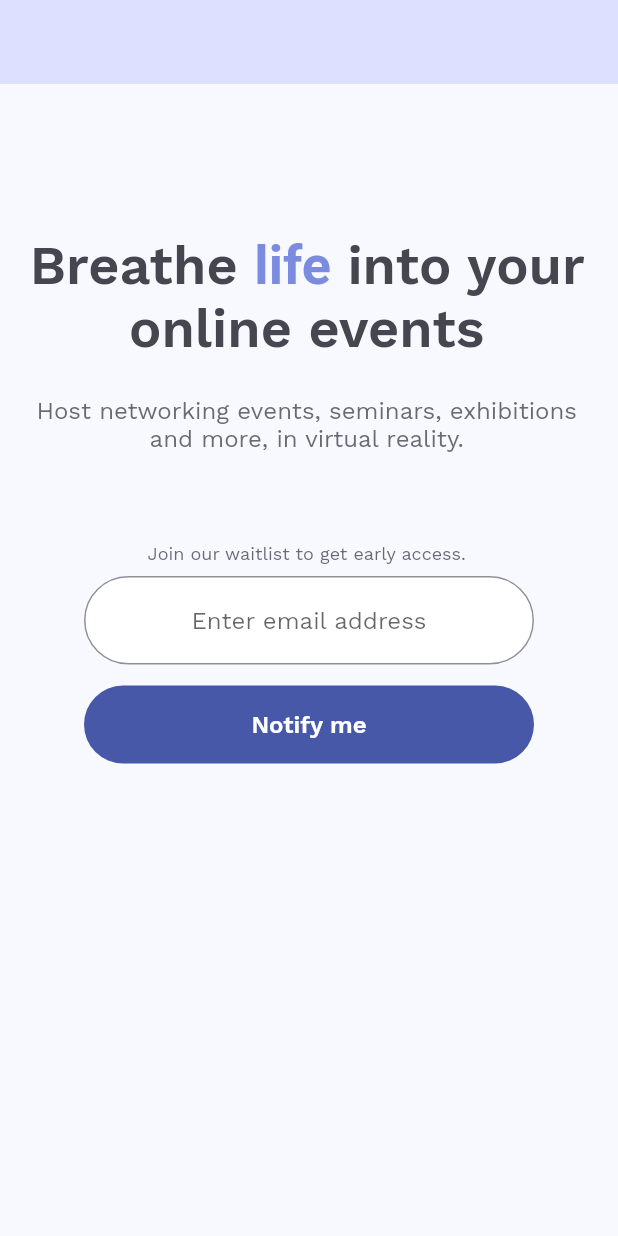
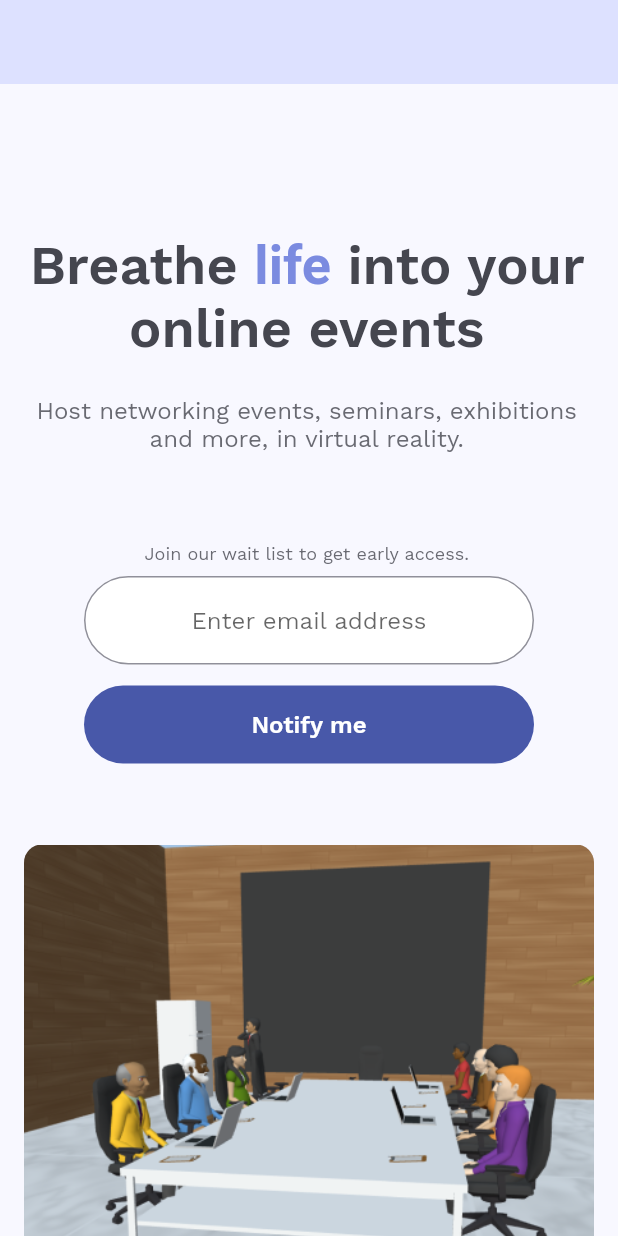
Before and after one commit to cervonwong/vrmeet_website, a Flutter app: the screen it shows after launch, on a phone screen of 412 x 824 dp. Run offline on Flutter 3.47's test engine with Material 2 defaults, Android fonts, the phone set to English and light mode, and no system bars; our stand-ins replace google_fonts.

Commit message:
Include image in landing page

```diff
--- a/lib/main.dart
+++ b/lib/main.dart
@@ -94,7 +94,7 @@ class Home extends StatelessWidget {
                 crossAxisAlignment: CrossAxisAlignment.stretch,
                 children: [
                   SelectableText(
-                    'Join our waitlist to get early access.',
+                    'Join our wait list to get early access.',
                     textAlign: TextAlign.center,
                     style: GoogleFonts.workSans(
                       fontSize: 12.0,
@@ -183,6 +183,19 @@ class Home extends StatelessWidget {
               ),
             ),
           ),
+          const SizedBox(height: 48.0),
+          Padding(
+            padding: EdgeInsets.symmetric(
+              horizontal: LayoutCalculator.margin(context: context),
+            ),
+            child: ClipRRect(
+              borderRadius: BorderRadius.circular(12.0),
+              child: const Image(
+                image: AssetImage('images/image1.png'),
+                fit: BoxFit.fill,
+              ),
+            ),
+          ),
         ],
       ),
     );
```
